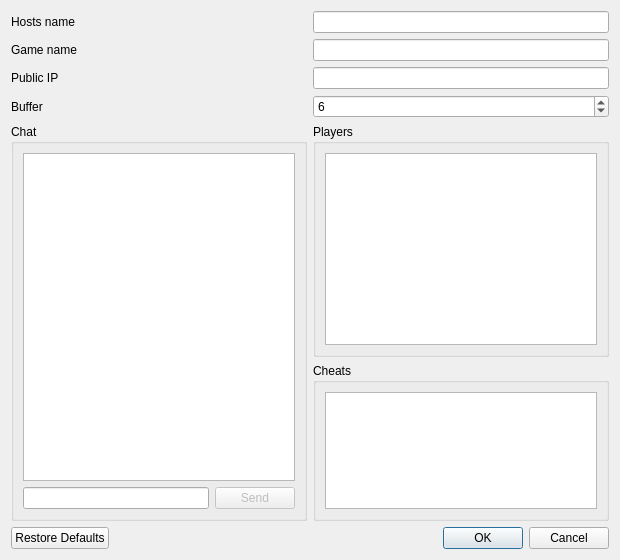
This is Source/RMG/UserInterface/Dialog/Netplay/NetplaySessionDialog.ui in MarioPartyNetplay/Mupen-MPN as Qt 5 draws it before an edit. The edited form follows.
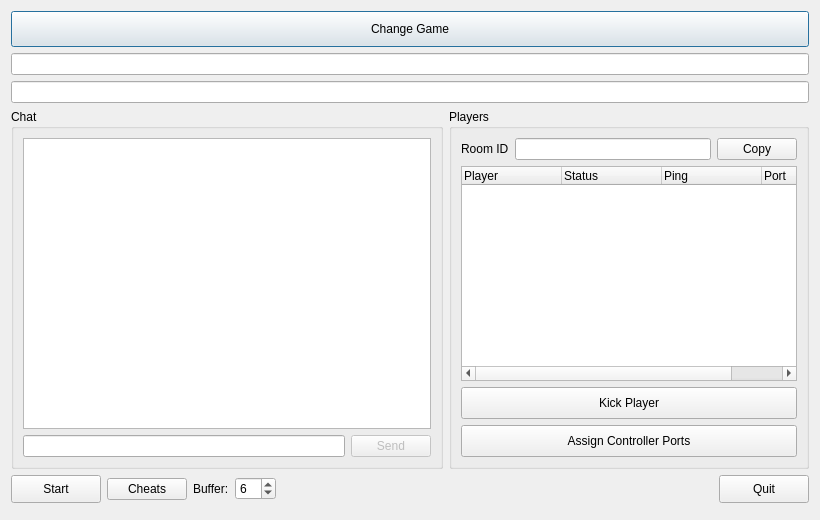
This is the edited form.

```diff
--- a/Source/RMG/UserInterface/Dialog/Netplay/NetplaySessionDialog.ui
+++ b/Source/RMG/UserInterface/Dialog/Netplay/NetplaySessionDialog.ui
@@ -6,112 +6,58 @@
    <rect>
     <x>0</x>
     <y>0</y>
-    <width>620</width>
-    <height>560</height>
+    <width>820</width>
+    <height>520</height>
    </rect>
   </property>
+  <property name="minimumSize">
+   <size>
+    <width>720</width>
+    <height>440</height>
+   </size>
+  </property>
   <property name="windowTitle">
    <string>Netplay Session</string>
   </property>
   <layout class="QVBoxLayout" name="verticalLayout_5">
    <item>
-    <layout class="QHBoxLayout" name="horizontalLayout_3">
-     <item>
-      <widget class="QLabel" name="label">
-       <property name="text">
-        <string>Hosts name</string>
-       </property>
-      </widget>
-     </item>
-     <item>
-      <widget class="QLineEdit" name="sessionNameLineEdit">
-       <property name="sizePolicy">
-        <sizepolicy hsizetype="Preferred" vsizetype="Fixed">
-         <horstretch>0</horstretch>
-         <verstretch>0</verstretch>
-        </sizepolicy>
-       </property>
-       <property name="readOnly">
-        <bool>true</bool>
-       </property>
-      </widget>
-     </item>
-    </layout>
+    <widget class="QPushButton" name="changeGamePushButton">
+     <property name="minimumSize">
+      <size>
+       <width>0</width>
+       <height>36</height>
+      </size>
+     </property>
+     <property name="sizePolicy">
+      <sizepolicy hsizetype="Expanding" vsizetype="Fixed">
+       <horstretch>0</horstretch>
+       <verstretch>0</verstretch>
+      </sizepolicy>
+     </property>
+     <property name="text">
+      <string>Change Game</string>
+     </property>
+    </widget>
    </item>
    <item>
-    <layout class="QHBoxLayout" name="horizontalLayout_4">
-     <item>
-      <widget class="QLabel" name="label_2">
-       <property name="text">
-        <string>Game name</string>
-       </property>
-      </widget>
-     </item>
-     <item>
-      <widget class="QLineEdit" name="gameNameLineEdit">
-       <property name="sizePolicy">
-        <sizepolicy hsizetype="Preferred" vsizetype="Fixed">
-         <horstretch>0</horstretch>
-         <verstretch>0</verstretch>
-        </sizepolicy>
-       </property>
-       <property name="readOnly">
-        <bool>true</bool>
-       </property>
-      </widget>
-     </item>
-    </layout>
+    <widget class="QLineEdit" name="gameNameLineEdit">
+     <property name="visible">
+      <bool>false</bool>
+     </property>
+     <property name="readOnly">
+      <bool>true</bool>
+     </property>
+    </widget>
    </item>
    <item>
-    <layout class="QHBoxLayout" name="horizontalLayout_6">
-     <item>
-      <widget class="QLabel" name="label_3">
-       <property name="text">
-        <string>Public IP</string>
-       </property>
-      </widget>
-     </item>
-     <item>
-      <widget class="QLineEdit" name="publicIpLineEdit">
-       <property name="sizePolicy">
-        <sizepolicy hsizetype="Preferred" vsizetype="Fixed">
-         <horstretch>0</horstretch>
-         <verstretch>0</verstretch>
-        </sizepolicy>
-       </property>
-       <property name="readOnly">
-        <bool>true</bool>
-       </property>
-      </widget>
-     </item>
-    </layout>
-   </item>
-   <item>
-    <layout class="QHBoxLayout" name="horizontalLayout_buffer">
-     <item>
-      <widget class="QLabel" name="bufferLabel">
-       <property name="text">
-        <string>Buffer</string>
-       </property>
-      </widget>
-     </item>
-     <item>
-      <widget class="QSpinBox" name="bufferDelaySpinBox">
-       <property name="toolTip">
-        <string>Input delay in frames (~17 ms each). Use 4–8 for regional play; higher values absorb network jitter at the cost of more input lag.</string>
-       </property>
-       <property name="minimum">
-        <number>1</number>
-       </property>
-       <property name="maximum">
-        <number>99</number>
-       </property>
-       <property name="value">
-        <number>6</number>
-       </property>
-      </widget>
-     </item>
-    </layout>
+    <widget class="QLineEdit" name="sessionNameLineEdit">
+     <property name="visible">
+      <bool>false</bool>
+     </property>
+     <property name="readOnly">
+      <bool>true</bool>
+     </property>
+    </widget>
    </item>
    <item>
     <layout class="QHBoxLayout" name="horizontalLayout_2">
@@ -149,64 +95,207 @@
       </widget>
      </item>
      <item>
-      <layout class="QVBoxLayout" name="verticalLayout_3">
-       <item>
-        <widget class="QGroupBox" name="groupBox">
-         <property name="title">
-          <string>Players</string>
-         </property>
-         <layout class="QVBoxLayout" name="verticalLayout">
+      <widget class="QGroupBox" name="groupBox">
+       <property name="minimumSize">
+        <size>
+         <width>300</width>
+         <height>0</height>
+        </size>
+       </property>
+       <property name="maximumSize">
+        <size>
+         <width>360</width>
+         <height>16777215</height>
+        </size>
+       </property>
+       <property name="title">
+        <string>Players</string>
+       </property>
+       <layout class="QVBoxLayout" name="verticalLayout">
+        <item>
+         <layout class="QHBoxLayout" name="horizontalLayout_roomId">
           <item>
-           <widget class="QListWidget" name="listWidget"/>
+           <widget class="QLabel" name="label_3">
+            <property name="text">
+             <string>Room ID</string>
+            </property>
+           </widget>
           </item>
-         </layout>
-        </widget>
-       </item>
-       <item>
-        <widget class="QGroupBox" name="groupBox_3">
-         <property name="title">
-          <string>Cheats</string>
-         </property>
-         <layout class="QVBoxLayout" name="verticalLayout_4">
           <item>
-           <widget class="QTreeWidget" name="cheatsTreeWidget">
-            <property name="verticalScrollBarPolicy">
-             <enum>Qt::ScrollBarPolicy::ScrollBarAsNeeded</enum>
-            </property>
-            <property name="sizeAdjustPolicy">
-             <enum>QAbstractScrollArea::SizeAdjustPolicy::AdjustToContentsOnFirstShow</enum>
-            </property>
-            <property name="sortingEnabled">
+           <widget class="QLineEdit" name="publicIpLineEdit">
+            <property name="readOnly">
              <bool>true</bool>
             </property>
-            <property name="headerHidden">
-             <bool>true</bool>
+           </widget>
+          </item>
+          <item>
+           <widget class="QPushButton" name="copyRoomIdPushButton">
+            <property name="text">
+             <string>Copy</string>
             </property>
-            <column>
-             <property name="text">
-              <string notr="true">1</string>
-             </property>
-            </column>
            </widget>
           </item>
          </layout>
-        </widget>
-       </item>
-      </layout>
+        </item>
+        <item>
+         <widget class="QTreeWidget" name="playerTreeWidget">
+          <property name="rootIsDecorated">
+           <bool>false</bool>
+          </property>
+          <property name="itemsExpandable">
+           <bool>false</bool>
+          </property>
+          <property name="expandsOnDoubleClick">
+           <bool>false</bool>
+          </property>
+          <property name="uniformRowHeights">
+           <bool>true</bool>
+          </property>
+          <property name="allColumnsShowFocus">
+           <bool>true</bool>
+          </property>
+          <column>
+           <property name="text">
+            <string>Player</string>
+           </property>
+          </column>
+          <column>
+           <property name="text">
+            <string>Status</string>
+           </property>
+          </column>
+          <column>
+           <property name="text">
+            <string>Ping</string>
+           </property>
+          </column>
+          <column>
+           <property name="text">
+            <string>Port</string>
+           </property>
+          </column>
+         </widget>
+        </item>
+        <item>
+         <widget class="QPushButton" name="kickPlayerPushButton">
+          <property name="minimumSize">
+           <size>
+            <width>0</width>
+            <height>32</height>
+           </size>
+          </property>
+          <property name="text">
+           <string>Kick Player</string>
+          </property>
+         </widget>
+        </item>
+        <item>
+         <widget class="QPushButton" name="assignPortsPushButton">
+          <property name="minimumSize">
+           <size>
+            <width>0</width>
+            <height>32</height>
+           </size>
+          </property>
+          <property name="text">
+           <string>Assign Controller Ports</string>
+          </property>
+         </widget>
+        </item>
+       </layout>
+      </widget>
      </item>
     </layout>
    </item>
    <item>
-    <widget class="QDialogButtonBox" name="buttonBox">
-     <property name="orientation">
-      <enum>Qt::Orientation::Horizontal</enum>
-     </property>
-     <property name="standardButtons">
-      <set>QDialogButtonBox::StandardButton::Cancel|QDialogButtonBox::StandardButton::Ok|QDialogButtonBox::StandardButton::RestoreDefaults</set>
-     </property>
-     <property name="centerButtons">
+    <layout class="QHBoxLayout" name="horizontalLayout_bottom">
+     <item>
+      <widget class="QPushButton" name="startPushButton">
+       <property name="minimumSize">
+        <size>
+         <width>90</width>
+         <height>28</height>
+        </size>
+       </property>
+       <property name="text">
+        <string>Start</string>
+       </property>
+      </widget>
+     </item>
+     <item>
+      <widget class="QPushButton" name="cheatsPushButton">
+       <property name="text">
+        <string>Cheats</string>
+       </property>
+      </widget>
+     </item>
+     <item>
+      <widget class="QLabel" name="bufferLabel">
+       <property name="text">
+        <string>Buffer:</string>
+       </property>
+      </widget>
+     </item>
+     <item>
+      <widget class="QSpinBox" name="bufferDelaySpinBox">
+       <property name="toolTip">
+        <string>Input delay in frames (~17 ms each). Use 4–8 for regional play; higher values absorb network jitter at the cost of more input lag.</string>
+       </property>
+       <property name="minimum">
+        <number>1</number>
+       </property>
+       <property name="maximum">
+        <number>99</number>
+       </property>
+       <property name="value">
+        <number>6</number>
+       </property>
+      </widget>
+     </item>
+     <item>
+      <spacer name="horizontalSpacer_bottom">
+       <property name="orientation">
+        <enum>Qt::Orientation::Horizontal</enum>
+       </property>
+       <property name="sizeHint" stdset="0">
+        <size>
+         <width>40</width>
+         <height>20</height>
+        </size>
+       </property>
+      </spacer>
+     </item>
+     <item>
+      <widget class="QPushButton" name="quitPushButton">
+       <property name="minimumSize">
+        <size>
+         <width>90</width>
+         <height>28</height>
+        </size>
+       </property>
+       <property name="text">
+        <string>Quit</string>
+       </property>
+      </widget>
+     </item>
+    </layout>
+   </item>
+   <item>
+    <widget class="QTreeWidget" name="cheatsTreeWidget">
+     <property name="visible">
       <bool>false</bool>
      </property>
+     <property name="maximumSize">
+      <size>
+       <width>0</width>
+       <height>0</height>
+      </size>
+     </property>
+     <column>
+      <property name="text">
+       <string notr="true">1</string>
+      </property>
+     </column>
     </widget>
    </item>
   </layout>
```
Left out of the diff: 35 changed lines with no effect on the pictures.
